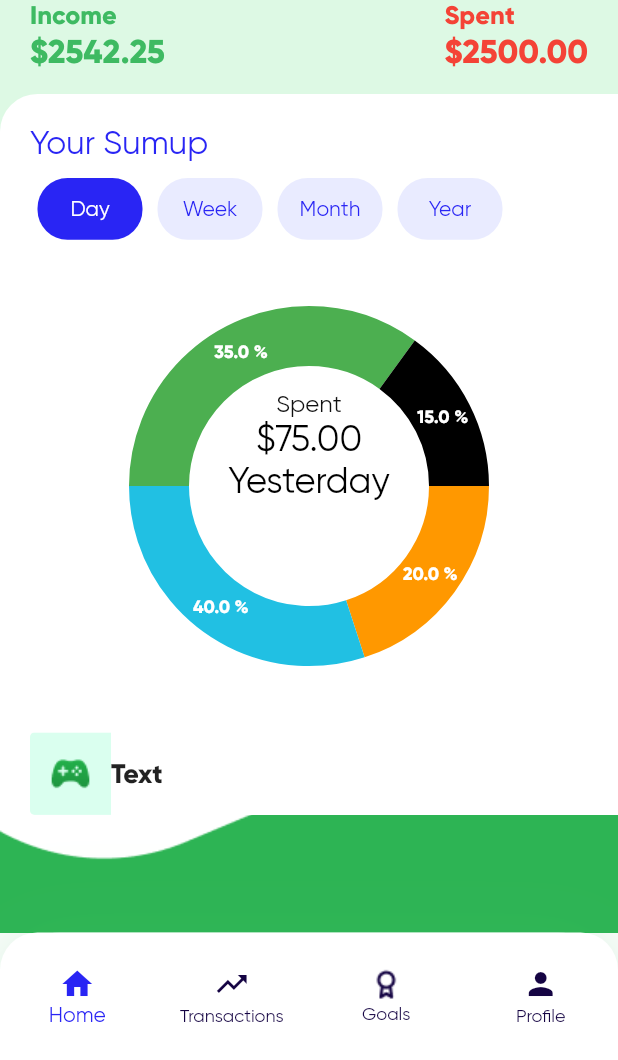
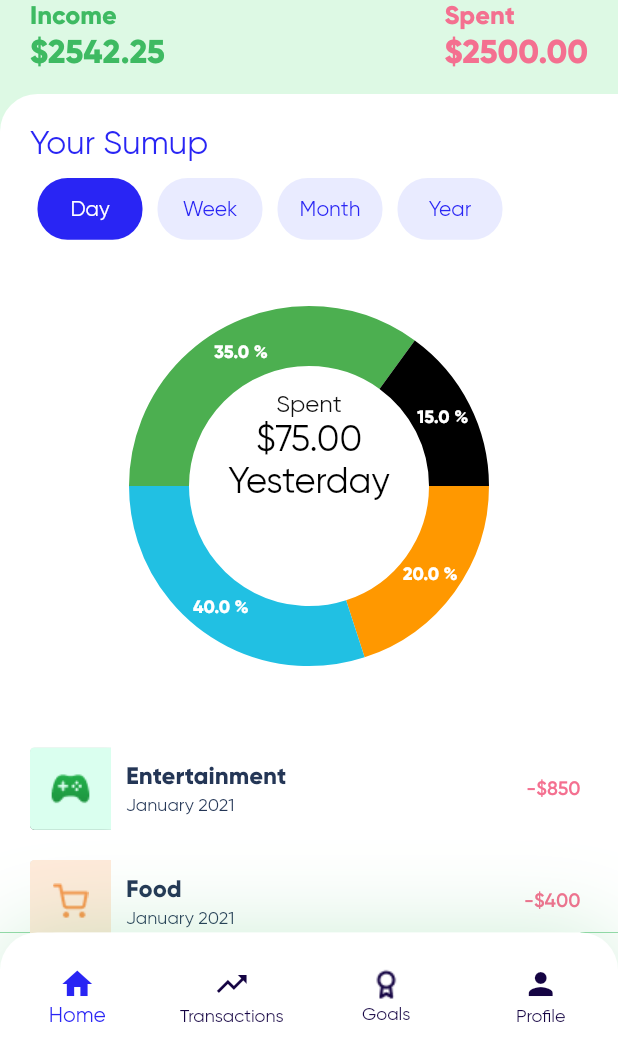
Before and after one commit to AlisterLuiz/Profit, a Flutter app: the screen it shows after launch, after a tap on "SIGN IN", on a phone screen of 412 x 824 dp, the part 176-1236 px from its top. Run offline on Flutter 3.47's test engine with Material 2 defaults, Android fonts, the phone set to English and light mode, and no system bars; drawn by our look-alikes of auto_size_text, fl_chart; our stand-ins replace flutter_staggered_animations, flutter_svg, font_awesome_flutter, shimmer; missing offline and left inert: expand_widget.

Commit message:
Home Page Completed

```diff
--- a/lib/screens/portrait/mobile/home/transactions.dart
+++ b/lib/screens/portrait/mobile/home/transactions.dart
@@ -11,6 +11,12 @@ class _TransactionsState extends State<Transactions> {
   int currentSort = 0;
   List sortByCash = ['\$75.00', '\$463.50', '\$2,250.00', '\$2,400'];
   List sortByTitle = ['Yesterday', 'Last Week', 'January', '2021'];
+  List listView = [
+    [Color(0xffDAFFEF), 'assets/images/console.png', 'Entertainment', '-\$850'],
+    [Color(0xffFFEADA), 'assets/images/trolley.png', 'Food', '-\$400'],
+    [Color(0xffE8E8E8), 'assets/images/car.png', 'Transport', '-\$250'],
+    [Color(0xffE4F0FF), 'assets/images/plane.png', 'Travel', '-\$750']
+  ];
   Widget build(BuildContext context) {
     return Scaffold(
       body: Stack(
@@ -100,7 +106,7 @@ class _TransactionsState extends State<Transactions> {
                           Text(
                             'Spent',
                             style: TextStyle(
-                              color: Colors.red,
+                              color: Color(0xffF47090),
                               fontSize: 17,
                               fontWeight: FontWeight.w700,
                             ),
@@ -108,7 +114,7 @@ class _TransactionsState extends State<Transactions> {
                           Text(
                             '\$2500.00',
                             style: TextStyle(
-                              color: Colors.red,
+                              color: Color(0xffF47090),
                               fontSize: 22,
                               fontWeight: FontWeight.w800,
                             ),
@@ -231,7 +237,16 @@ class _TransactionsState extends State<Transactions> {
                       ],
                     ),
                     sizedBox(10, 0),
-                    Container(
+                    ListView.builder(
+                        shrinkWrap: true,
+                        itemCount: listView.length,
+                        itemBuilder: (context, index) {
+                          return Container(
+                            margin: EdgeInsets.only(
+                              right: 5,
+                              bottom: 10,
+                              top: 10,
+                            ),
                             height: 55,
                             decoration: BoxDecoration(
                               color: Theme.of(context).cardColor,
@@ -252,19 +267,50 @@ class _TransactionsState extends State<Transactions> {
                                         height: 55,
                                         width: 54,
                                         decoration: BoxDecoration(
-                                    color: Color(0xffDAFFEF),
+                                          //background color of box
+                                          boxShadow: [
+                                            BoxShadow(
+                                              color: Color(0xff000000),
+                                              blurRadius:
+                                                  4.0, // soften the shadow
+                                              spreadRadius:
+                                                  0.0, //extend the shadow
+                                              offset: Offset(
+                                                0.0, // Move to right 10  horizontally
+                                                4, // Move to bottom 10 Vertically
+                                              ),
+                                            ),
+                                          ],
+                                          color: listView[index][0],
                                         ),
                                         child: Image.asset(
-                                    'assets/images/console.png',
+                                          listView[index][1],
                                         ),
                                       ),
                                     ),
-                              sizedBox(5,0),
+                                    sizedBox(0, 10),
+                                    Column(
+                                      mainAxisAlignment:
+                                          MainAxisAlignment.center,
+                                      crossAxisAlignment:
+                                          CrossAxisAlignment.start,
+                                      children: [
                                         AutoSizeText(
-                                'Text',
+                                          listView[index][2],
                                           style: TextStyle(
-                                  fontSize: 18,
+                                            fontSize: 16,
+                                            color: Color(0xff243656),
                                             fontWeight: FontWeight.w700,
+                                          ),
+                                          maxLines: 1,
+                                        ),
+                                        sizedBox(2, 0),
+                                        AutoSizeText(
+                                          'January 2021',
+                                          style: TextStyle(
+                                            color: Color(0xff243656),
+                                            fontSize: 12,
+                                            // fontWeight: FontWeight.w700,
                                           ),
                                           maxLines: 1,
                                         ),
@@ -272,7 +318,18 @@ class _TransactionsState extends State<Transactions> {
                                     ),
                                   ],
                                 ),
+                                Text(
+                                  listView[index][3],
+                                  style: TextStyle(
+                                    color: Color(0xffF47090),
+                                    fontSize: 13,
+                                    fontWeight: FontWeight.w600,
                                   ),
+                                ),
+                              ],
+                            ),
+                          );
+                        }),
                   ],
                 ),
               ),
```
Also changed, not shown: assets/images/trolley.png (renamed from assets/images/tolley.png). Lines whose indentation alone changed are shown as unchanged.
